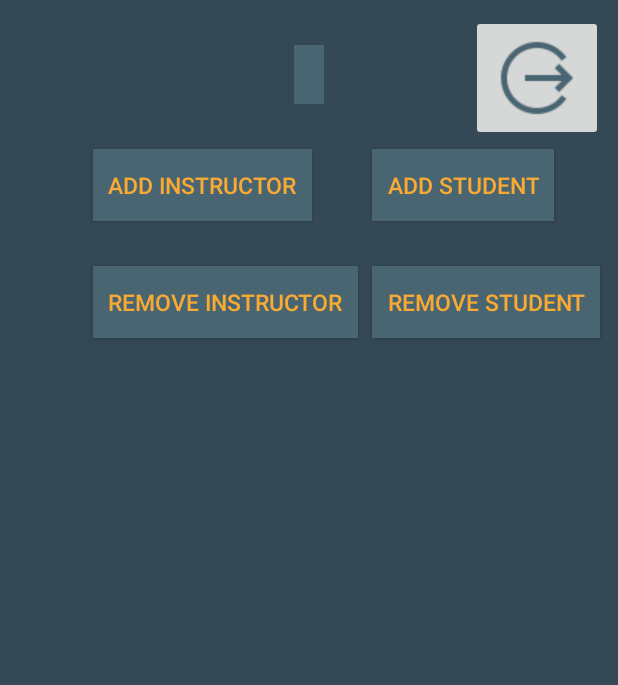
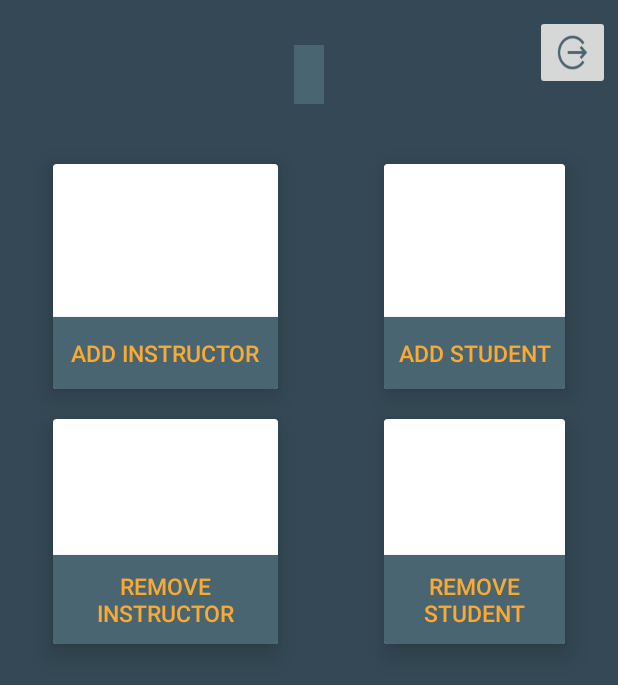
Before and after one commit to Git-Uzair/identino, an Android app: the Admin screen opened directly, with no data from a screen before it, on a phone screen of 412 x 824 dp. Shown: the top 685 px of the screen. Run offline under Robolectric (Android 15) with nearby library versions, the phone set to English and light mode, and no system bars; our stand-ins replace Firebase (no records; nobody signed in at launch, a user with empty details on screens opened directly); 1 statement that could not run was skipped.

Commit message:
admin panel styling.

```diff
--- a/app/src/main/res/layout/activity_admin.xml
+++ b/app/src/main/res/layout/activity_admin.xml
@@ -1,7 +1,7 @@
 <?xml version="1.0" encoding="utf-8"?>
-<LinearLayout
-    xmlns:android="http://schemas.android.com/apk/res/android"
+<LinearLayout xmlns:android="http://schemas.android.com/apk/res/android"
     xmlns:tools="http://schemas.android.com/tools"
+    xmlns:app="http://schemas.android.com/apk/res-auto"
     android:orientation="vertical"
     android:background="@color/basic_bg"
     android:layout_width="match_parent"
@@ -11,15 +11,17 @@
         android:id="@+id/admin_relative_layout"
         android:layout_width="match_parent"
         android:layout_height="match_parent">
+
         <ImageButton
             android:id="@+id/admin_sign_out_button"
             android:layout_alignParentRight="true"
             android:layout_marginTop="10dp"
             android:layout_marginBottom="5dp"
-            android:layout_marginRight="10dp"
+            android:layout_marginRight="5dp"
             android:src="@drawable/ic_signout1"
-            android:layout_width="wrap_content"
-            android:layout_height="wrap_content"/>
+            android:layout_width="50dp"
+            android:layout_height="50dp"
+            android:scaleType="fitXY"/>
         <TextView
             android:id="@+id/admin_name_text_view"
             android:layout_marginTop="30dp"
@@ -30,57 +32,98 @@
             android:layout_centerHorizontal="true"
             android:layout_width="wrap_content"
             android:layout_height="wrap_content"/>
+
+        <androidx.cardview.widget.CardView
+            android:id="@+id/admin_add_instructor_card_view"
+            android:layout_below="@+id/admin_name_text_view"
+            android:layout_marginHorizontal="35dp"
+            android:layout_marginBottom="10dp"
+            app:cardElevation="10dp"
+            android:layout_marginTop="10dp"
+            android:layout_width="150dp"
+            android:layout_height="150dp">
             <Button
                 android:id="@+id/admin_add_instructor_button"
-            android:layout_below="@id/admin_name_text_view"
                 android:background="@color/theme_gray"
                 android:text="@string/admin_add_instructor_str"
+                android:layout_gravity="bottom"
                 android:padding="10dp"
                 android:textColor="@color/orange"
+                android:textAlignment="center"
                 android:textSize="15sp"
-            android:layout_marginLeft="62dp"
-            android:layout_marginRight="20dp"
-            android:layout_width="wrap_content"
+                android:layout_width="match_parent"
                 android:layout_height="wrap_content"/>
+
+        </androidx.cardview.widget.CardView>
+        <androidx.cardview.widget.CardView
+            android:id="@+id/admin_add_student_card_view"
+            android:layout_below="@+id/admin_name_text_view"
+            android:layout_toRightOf="@+id/admin_add_instructor_card_view"
+            android:layout_marginHorizontal="35dp"
+            android:layout_marginTop="10dp"
+            android:layout_marginBottom="10dp"
+            app:cardElevation="10dp"
+            android:layout_width="150dp"
+            android:layout_height="150dp">
+
             <Button
                 android:id="@+id/admin_add_student_button"
                 android:background="@color/theme_gray"
                 android:text="@string/admin_add_student_str"
+                android:textAlignment="center"
+                android:textColor="@color/orange"
+                android:layout_gravity="bottom"
+                android:textSize="15sp"
+                android:layout_width="match_parent"
+                android:layout_height="wrap_content"/>
+
+        </androidx.cardview.widget.CardView>
+        <androidx.cardview.widget.CardView
+            android:id="@+id/admin_remove_instructor_card_view"
+            android:layout_marginHorizontal="35dp"
+            android:layout_marginTop="10dp"
+            android:layout_marginBottom="10dp"
+            android:layout_width="150dp"
+            android:layout_height="150dp"
+            app:cardElevation="10dp"
+            android:layout_below="@id/admin_add_instructor_card_view">
+            <Button
+                android:id="@+id/admin_remove_instructor_button"
+                android:background="@color/theme_gray"
+                android:text="@string/admin_remove_instructor_str"
+                android:layout_gravity="bottom"
                 android:padding="10dp"
-            android:layout_marginLeft="20dp"
-            android:layout_below="@+id/admin_name_text_view"
-            android:layout_toRightOf="@+id/admin_add_instructor_button"
                 android:textColor="@color/orange"
                 android:textSize="15sp"
-            android:layout_width="wrap_content"
+                android:layout_width="match_parent"
                 android:layout_height="wrap_content"/>
-        <Button
-            android:id="@+id/admin_remove_instructor_button"
-            android:layout_below="@id/admin_add_instructor_button"
-            android:background="@color/theme_gray"
-            android:text="@string/admin_remove_instructor_str"
-            android:padding="10dp"
-            android:layout_marginTop="30dp"
-            android:textColor="@color/orange"
-            android:textSize="15sp"
-            android:layout_marginLeft="62dp"
-            android:layout_marginRight="20dp"
-            android:layout_width="wrap_content"
-            android:layout_height="wrap_content"/>
+
+        </androidx.cardview.widget.CardView>
+        <androidx.cardview.widget.CardView
+            android:id="@+id/admin_remove_student_card_view"
+            android:layout_marginHorizontal="35dp"
+            android:layout_marginBottom="10dp"
+            android:layout_marginTop="10dp"
+            android:layout_width="150dp"
+            android:layout_height="150dp"
+            app:cardElevation="10dp"
+            android:layout_below="@+id/admin_add_student_card_view"
+            android:layout_toRightOf="@+id/admin_remove_instructor_card_view">
             <Button
                 android:id="@+id/admin_remove_student_button"
                 android:background="@color/theme_gray"
                 android:text="@string/admin_remove_student_str"
                 android:padding="10dp"
-            android:layout_marginLeft="20dp"
                 android:layout_below="@id/admin_add_student_button"
-            android:layout_toRightOf="@+id/admin_add_instructor_button"
                 android:textColor="@color/orange"
-            android:layout_marginTop="30dp"
                 android:textSize="15sp"
-            android:layout_width="wrap_content"
+                android:layout_gravity="bottom"
+                android:layout_width="match_parent"
                 android:layout_height="wrap_content"/>
 
+
+
+        </androidx.cardview.widget.CardView>
 
 
     </RelativeLayout>
```
Lines whose indentation alone changed are shown as unchanged.
